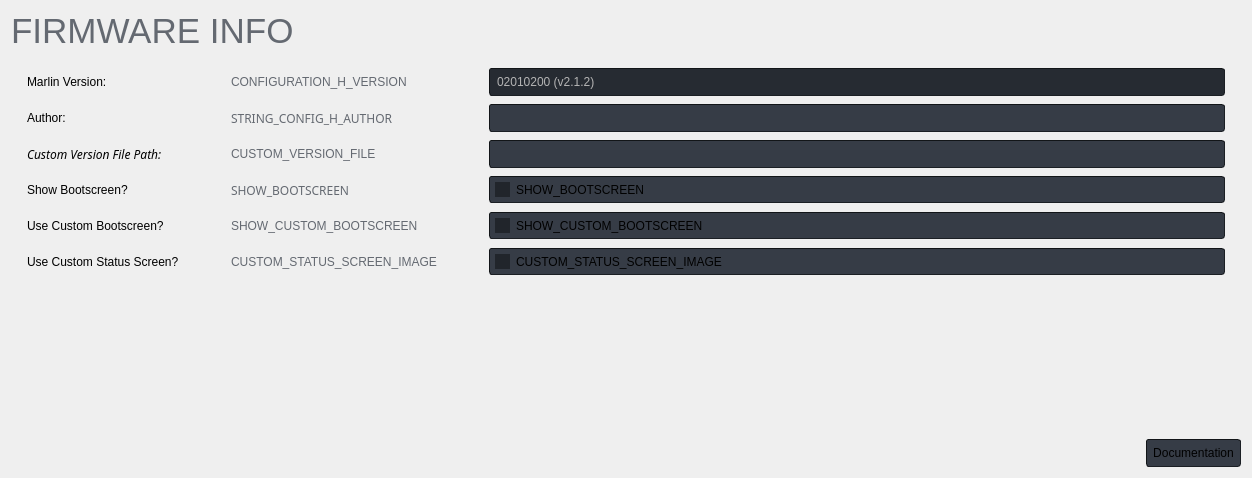
This is gui/FirmwarePage.ui in SimonBuxx/iloop-marlin-configurator as Qt 5 draws it before an edit. The edited form follows.
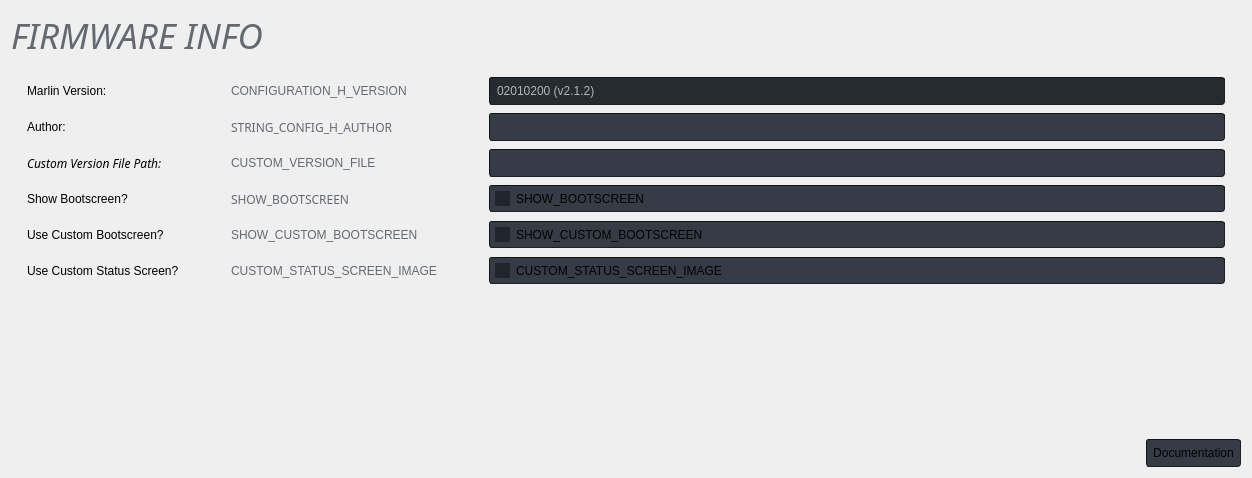
This is the edited form. Icons and pictures are not drawn.

Patch:
```diff
--- a/gui/FirmwarePage.ui
+++ b/gui/FirmwarePage.ui
@@ -1005,10 +1005,19 @@
    </item>
    <item row="0" column="0" colspan="7">
     <widget class="QLabel" name="label_5">
+     <property name="font">
+      <font>
+       <family>Source Sans Pro Light</family>
+       <pointsize>-1</pointsize>
+       <italic>true</italic>
+      </font>
+     </property>
      <property name="styleSheet">
       <string notr="true">QLabel {
 	color: rgb(100, 105, 113);
 	font-size: 35px;
+	font-family: &quot;Source Sans Pro Light&quot;;
+	font-style: italic;
 }
 </string>
      </property>
```
